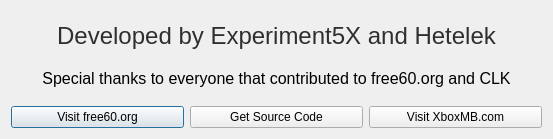
Qt form XDBF/about.ui (hetelek/XDBF-Manager) before a commit.
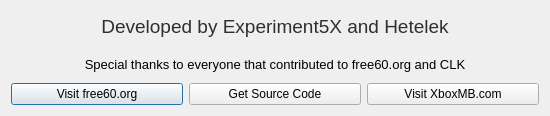
The same form after that commit. Icons and pictures are not drawn.

Diff of the .ui file:
```diff
--- a/XDBF/about.ui
+++ b/XDBF/about.ui
@@ -6,8 +6,8 @@
    <rect>
     <x>0</x>
     <y>0</y>
-    <width>553</width>
-    <height>139</height>
+    <width>550</width>
+    <height>116</height>
    </rect>
   </property>
   <property name="minimumSize">
@@ -24,14 +24,19 @@
     <layout class="QVBoxLayout" name="verticalLayout">
      <item>
       <widget class="QLabel" name="label">
+       <property name="font">
+        <font>
+         <family>Arial</family>
+        </font>
+       </property>
        <property name="text">
         <string>&lt;!DOCTYPE HTML PUBLIC &quot;-//W3C//DTD HTML 4.0//EN&quot; &quot;http://www.w3.org/TR/REC-html40/strict.dtd&quot;&gt;
 &lt;html&gt;&lt;head&gt;&lt;meta name=&quot;qrichtext&quot; content=&quot;1&quot; /&gt;&lt;style type=&quot;text/css&quot;&gt;
 p, li { white-space: pre-wrap; }
-&lt;/style&gt;&lt;/head&gt;&lt;body style=&quot; font-family:'Lucida Grande'; font-size:13pt; font-weight:400; font-style:normal;&quot;&gt;
-&lt;p align=&quot;center&quot; style=&quot; margin-top:0px; margin-bottom:0px; margin-left:0px; margin-right:0px; -qt-block-indent:0; text-indent:0px;&quot;&gt;&lt;span style=&quot; font-family:'MS Shell Dlg 2'; font-size:18pt; color:#2f2f2f;&quot;&gt;Developed by Experiment5X and Hetelek&lt;/span&gt;&lt;/p&gt;
-&lt;p style=&quot;-qt-paragraph-type:empty; margin-top:0px; margin-bottom:0px; margin-left:0px; margin-right:0px; -qt-block-indent:0; text-indent:0px; font-family:'MS Shell Dlg 2'; font-size:12pt; text-decoration: underline; color:#707070;&quot;&gt;&lt;/p&gt;
-&lt;p align=&quot;center&quot; style=&quot; margin-top:0px; margin-bottom:0px; margin-left:0px; margin-right:0px; -qt-block-indent:0; text-indent:0px;&quot;&gt;&lt;span style=&quot; font-family:'MS Shell Dlg 2'; font-size:12pt;&quot;&gt;Special thanks to everyone that contributed to free60.org and CLK&lt;/span&gt;&lt;/p&gt;&lt;/body&gt;&lt;/html&gt;</string>
+&lt;/style&gt;&lt;/head&gt;&lt;body style=&quot; font-family:'MS Shell Dlg 2'; font-size:8.25pt; font-weight:400; font-style:normal;&quot;&gt;
+&lt;p align=&quot;center&quot; style=&quot; margin-top:0px; margin-bottom:0px; margin-left:0px; margin-right:0px; -qt-block-indent:0; text-indent:0px;&quot;&gt;&lt;span style=&quot; font-size:14pt; color:#2f2f2f;&quot;&gt;Developed by Experiment5X and Hetelek&lt;/span&gt;&lt;/p&gt;
+&lt;p style=&quot;-qt-paragraph-type:empty; margin-top:0px; margin-bottom:0px; margin-left:0px; margin-right:0px; -qt-block-indent:0; text-indent:0px; font-size:12pt; text-decoration: underline; color:#707070;&quot;&gt;&lt;/p&gt;
+&lt;p align=&quot;center&quot; style=&quot; margin-top:0px; margin-bottom:0px; margin-left:0px; margin-right:0px; -qt-block-indent:0; text-indent:0px;&quot;&gt;&lt;span style=&quot; font-size:10pt;&quot;&gt;Special thanks to everyone that contributed to free60.org and CLK&lt;/span&gt;&lt;/p&gt;&lt;/body&gt;&lt;/html&gt;</string>
        </property>
        <property name="wordWrap">
         <bool>true</bool>
@@ -44,6 +49,11 @@
     <layout class="QHBoxLayout" name="horizontalLayout">
      <item>
       <widget class="QPushButton" name="pushButton">
+       <property name="font">
+        <font>
+         <family>Arial</family>
+        </font>
+       </property>
        <property name="text">
         <string>Visit free60.org</string>
        </property>
@@ -55,6 +65,11 @@
      </item>
      <item>
       <widget class="QPushButton" name="pushButton_3">
+       <property name="font">
+        <font>
+         <family>Arial</family>
+        </font>
+       </property>
        <property name="text">
         <string>Get Source Code</string>
        </property>
@@ -66,6 +81,11 @@
      </item>
      <item>
       <widget class="QPushButton" name="pushButton_2">
+       <property name="font">
+        <font>
+         <family>Arial</family>
+        </font>
+       </property>
        <property name="text">
         <string>Visit XboxMB.com</string>
        </property>
```
